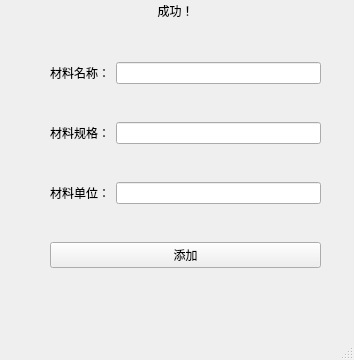
Old version of the form app/view/add_material/new_material.ui in the repository hello3306/wangyiyun-pyqt5.
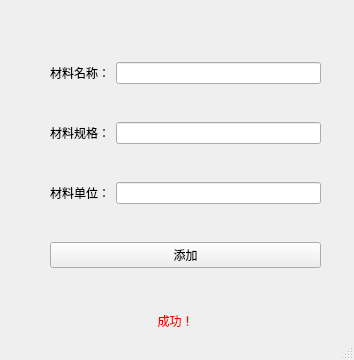
New version of the form.

```diff
--- a/app/view/add_material/new_material.ui
+++ b/app/view/add_material/new_material.ui
@@ -18,11 +18,15 @@
     <property name="geometry">
      <rect>
       <x>0</x>
-      <y>0</y>
+      <y>310</y>
       <width>351</width>
       <height>21</height>
      </rect>
     </property>
+    <property name="styleSheet">
+     <string notr="true">font: 11pt &quot;楷体&quot;;
+color: rgb(255, 0, 0);</string>
+    </property>
     <property name="text">
      <string>成功！</string>
     </property>
```
